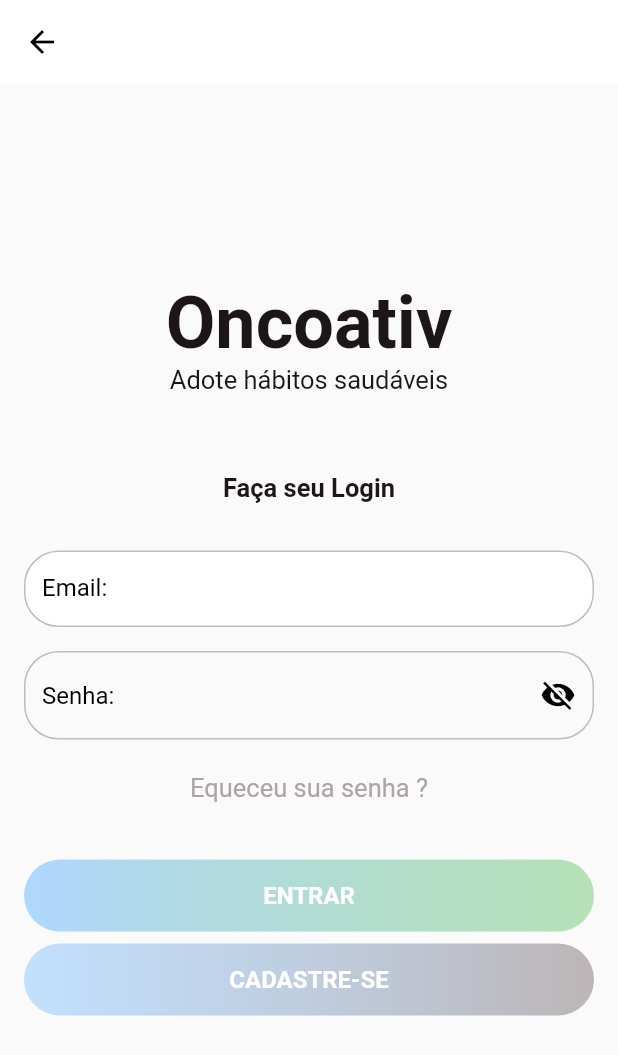
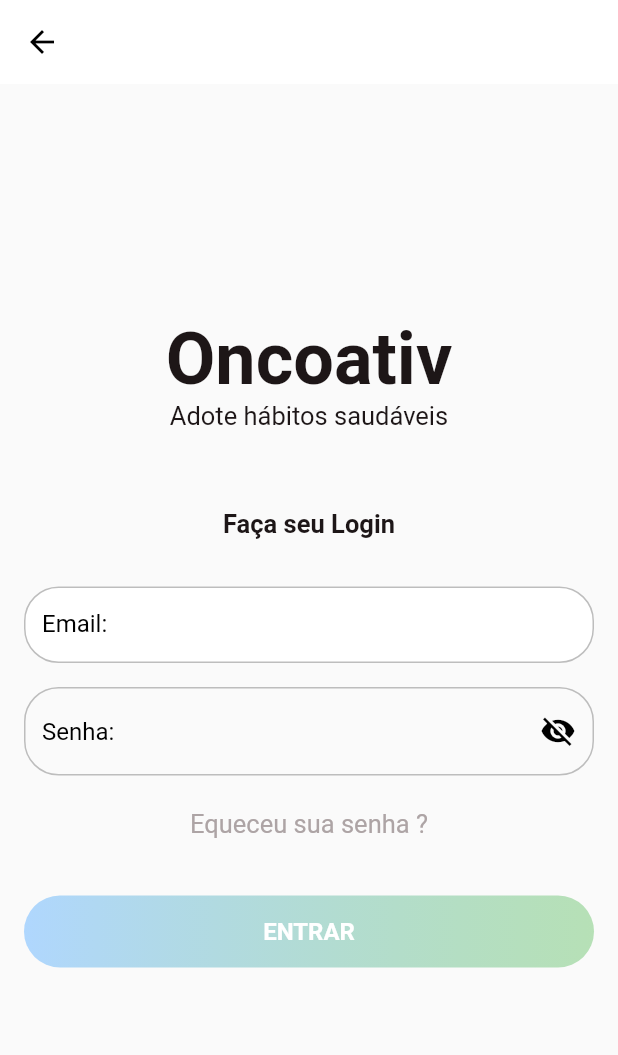
Before and after one commit to Agencia-Brawn/app-oncoativ, a Flutter app: the LoginPage screen opened by its route, on a phone screen of 412 x 824 dp. Shown: the top 1055 px of the screen. Run offline on Flutter 3.47's test engine with Material 2 defaults, Android fonts, the phone set to English and light mode, and no system bars; our stand-ins replace get.

Commit message:
Ocultação do btn "Cadastra-se"

```diff
--- a/lib/app/modules/auth/login/login_page.dart
+++ b/lib/app/modules/auth/login/login_page.dart
@@ -101,17 +101,17 @@ class LoginPage extends StatelessWidget {
                             const SizedBox(
                               height: 8,
                             ),
-                            SizedBox(
-                              width: double.infinity,
-                              child: OncoativButtonDesativa(
-                                width: double.infinity,
-                                label: 'CADASTRE-SE',
-                                color: const Color(0xFFADA4A5),
-                                onPressed: () {
-                                  Get.toNamed('/auth/register');
-                                },
-                              ),
-                            ),
+                            // SizedBox(
+                            //   width: double.infinity,
+                            //   child: OncoativButtonDesativa(
+                            //     width: double.infinity,
+                            //     label: 'CADASTRE-SE',
+                            //     color: const Color(0xFFADA4A5),
+                            //     onPressed: () {
+                            //       Get.toNamed('/auth/register');
+                            //     },
+                            //   ),
+                            // ),
                           ],
                         ),
                       ),
```
